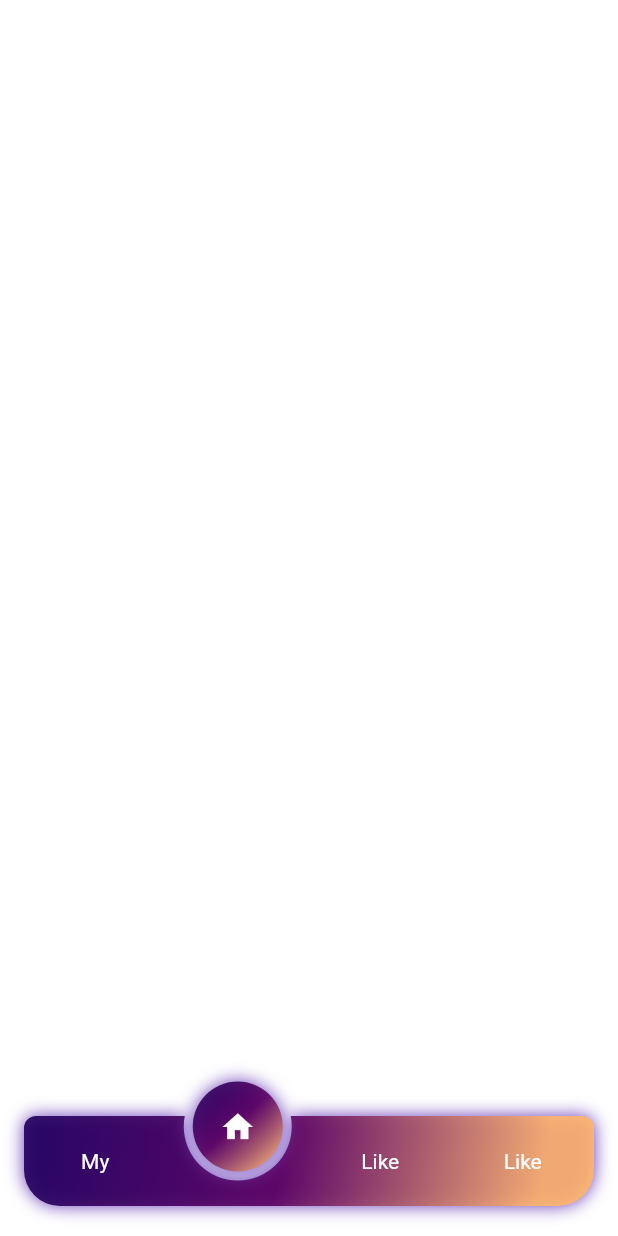
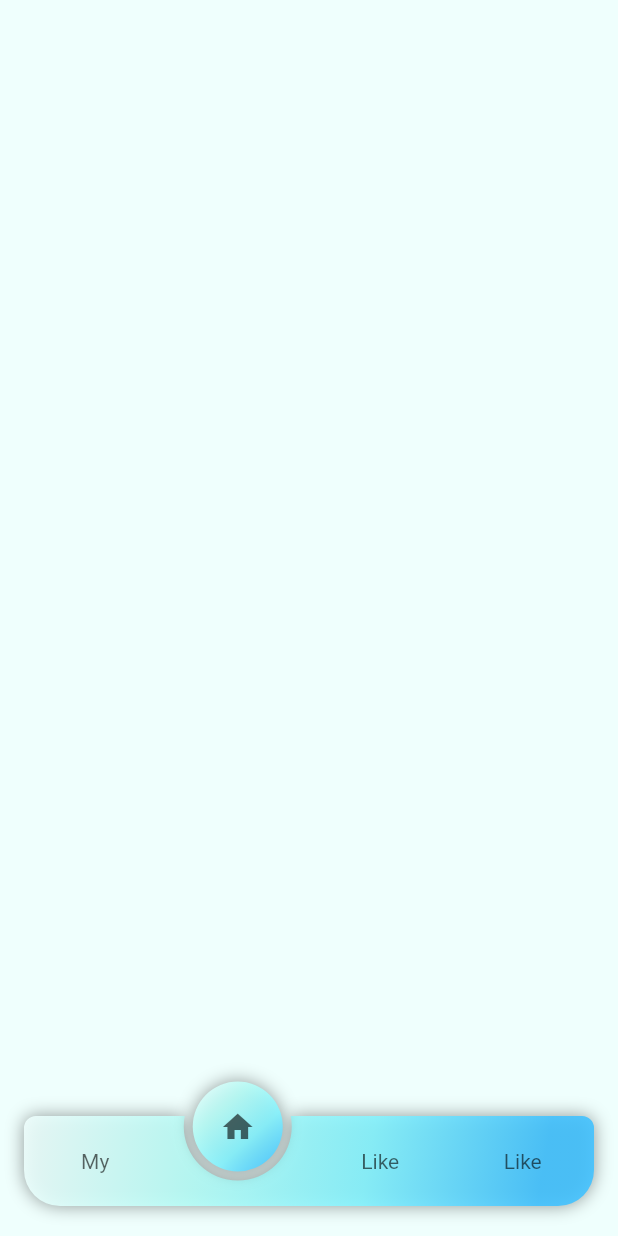
Before and after one commit to nuraybayrakdar/dietitian, a Flutter app: the screen it shows after launch, on a phone screen of 412 x 824 dp. Run offline on Flutter 3.47's test engine with Material 2 defaults, Android fonts, the phone set to English and light mode, and no system bars; drawn by our look-alikes of circle_nav_bar.

Commit message:
add color

```diff
--- /dev/null
+++ b/lib/core/constant/color_const.dart
@@ -0,0 +1,11 @@
+import 'package:flutter/material.dart';
+
+abstract class ColorConst {
+  static Color blackShadow = Colors.black.withOpacity(0.4);
+  static const Color backgroundColor = Color.fromRGBO(239, 255, 253, 1);
+  static const Color primaryBlue = Color.fromRGBO(239, 255, 253, 1);
+  static const Color secondBlue = Color.fromRGBO(184, 255, 249, 1);
+  static const Color thirdBlue = Color.fromRGBO(133, 244, 255, 1);
+  static const Color darkBlue = Color.fromRGBO(66, 194, 255, 1);
+  static Color textColor = Colors.black.withOpacity(0.6);
+}
--- a/lib/main.dart
+++ b/lib/main.dart
@@ -1,5 +1,4 @@
-import 'package:circle_nav_bar/circle_nav_bar.dart';
-import 'package:dietitian/view/home/profile/view/profile_view.dart';
+import 'package:dietitian/view/home/homePage/view/homepage_view.dart';
 import 'package:flutter/material.dart';
 
 void main() {
@@ -17,114 +16,7 @@ class MyApp extends StatelessWidget {
       theme: ThemeData(
         primarySwatch: Colors.blue,
       ),
-      home: const MyHomePage(title: 'Flutter Demo Home Page'),
+      home: const HomePage(),
     );
   }
 }
-
-class MyHomePage extends StatefulWidget {
-  const MyHomePage({Key? key, required this.title}) : super(key: key);
-
-  final String title;
-
-  @override
-  State<MyHomePage> createState() => _MyHomePageState();
-}
-
-class _MyHomePageState extends State<MyHomePage>
-    with SingleTickerProviderStateMixin {
-  int _tabIndex = 1;
-  int get tabIndex => _tabIndex;
-  set tabIndex(int v) {
-    _tabIndex = v;
-    setState(() {});
-  }
-
-  late PageController pageController;
-
-  @override
-  void initState() {
-    super.initState();
-    pageController = PageController(initialPage: _tabIndex);
-  }
-
-  @override
-  Widget build(BuildContext context) {
-    return Scaffold(
-      extendBody: true,
-      bottomNavigationBar: CircleNavBar(
-        activeIcons: const [
-          Icon(Icons.person, color: Colors.white),
-          Icon(Icons.home, color: Colors.white),
-          Icon(Icons.favorite, color: Colors.white),
-          Icon(Icons.favorite, color: Colors.white),
-        ],
-        inactiveIcons: const [
-          Text(
-            "My",
-            style: TextStyle(color: Colors.white),
-          ),
-          Text(
-            "Home",
-            style: TextStyle(color: Colors.white),
-          ),
-          Text(
-            "Like",
-            style: TextStyle(color: Colors.white),
-          ),
-          Text(
-            "Like",
-            style: TextStyle(color: Colors.white),
-          ),
-        ],
-        gradient: const LinearGradient(
-          begin: Alignment.topLeft,
-          end: Alignment(0.8, 1),
-          colors: <Color>[
-            Color(0xff1f005c),
-            Color(0xff5b0060),
-            Color(0xffffb56b),
-          ],
-        ),
-        height: 60,
-        circleWidth: 60,
-        activeIndex: tabIndex,
-        onTap: (index) {
-          tabIndex = index;
-          pageController.jumpToPage(tabIndex);
-        },
-        padding: const EdgeInsets.only(left: 16, right: 16, bottom: 20),
-        cornerRadius: const BorderRadius.only(
-          topLeft: Radius.circular(8),
-          topRight: Radius.circular(8),
-          bottomRight: Radius.circular(24),
-          bottomLeft: Radius.circular(24),
-        ),
-        shadowColor: Colors.deepPurple,
-        elevation: 10,
-        color: Colors.white.withOpacity(0.9),
-      ),
-      body: PageView(
-        controller: pageController,
-        onPageChanged: (v) {
-          tabIndex = v;
-        },
-        children: [
-          Container(
-              width: double.infinity,
-              height: double.infinity,
-              color: Colors.white),
-          Container(
-              width: double.infinity,
-              height: double.infinity,
-              color: Colors.white),
-          Container(
-              width: double.infinity,
-              height: double.infinity,
-              color: Colors.white),
-          const ProfileView(),
-        ],
-      ),
-    );
-  }
-}
--- /dev/null
+++ b/lib/view/home/homePage/view/homepage_view.dart
@@ -0,0 +1,134 @@
+import 'package:circle_nav_bar/circle_nav_bar.dart';
+import 'package:dietitian/core/constant/color_const.dart';
+import 'package:flutter/material.dart';
+
+import '../../profile/view/profile_view.dart';
+
+class HomePage extends StatefulWidget {
+  const HomePage({super.key});
+
+  @override
+  State<HomePage> createState() => _HomePageState();
+}
+
+class _HomePageState extends State<HomePage>
+    with SingleTickerProviderStateMixin {
+  int _tabIndex = 1;
+  int get tabIndex => _tabIndex;
+  set tabIndex(int v) {
+    _tabIndex = v;
+    setState(() {});
+  }
+
+  late PageController pageController;
+
+  @override
+  void initState() {
+    super.initState();
+    pageController = PageController(initialPage: _tabIndex);
+  }
+
+  @override
+  Widget build(BuildContext context) {
+    return Scaffold(
+      extendBody: true,
+      bottomNavigationBar: CircleNavBar(
+        activeIcons: [
+          Icon(
+            Icons.person,
+            color: ColorConst.textColor,
+          ),
+          Icon(
+            Icons.home,
+            color: ColorConst.textColor,
+          ),
+          Icon(
+            Icons.favorite,
+            color: ColorConst.textColor,
+          ),
+          Icon(
+            Icons.favorite,
+            color: ColorConst.textColor,
+          ),
+        ],
+        inactiveIcons: [
+          Text(
+            "My",
+            style: TextStyle(
+              color: ColorConst.textColor,
+            ),
+          ),
+          Text(
+            "Home",
+            style: TextStyle(
+              color: ColorConst.textColor,
+            ),
+          ),
+          Text(
+            "Like",
+            style: TextStyle(
+              color: ColorConst.textColor,
+            ),
+          ),
+          Text(
+            "Like",
+            style: TextStyle(
+              color: ColorConst.textColor,
+            ),
+          ),
+        ],
+        gradient: const LinearGradient(
+          begin: Alignment.topLeft,
+          end: Alignment(0.8, 1),
+          colors: <Color>[
+            ColorConst.primaryBlue,
+            ColorConst.secondBlue,
+            ColorConst.thirdBlue,
+            ColorConst.darkBlue,
+          ],
+        ),
+        height: 60,
+        circleWidth: 60,
+        activeIndex: tabIndex,
+        onTap: (index) {
+          tabIndex = index;
+          pageController.jumpToPage(tabIndex);
+        },
+        padding: const EdgeInsets.only(left: 16, right: 16, bottom: 20),
+        cornerRadius: const BorderRadius.only(
+          topLeft: Radius.circular(8),
+          topRight: Radius.circular(8),
+          bottomRight: Radius.circular(24),
+          bottomLeft: Radius.circular(24),
+        ),
+        shadowColor: ColorConst.blackShadow,
+        elevation: 10,
+        color: Colors.black.withOpacity(0.9),
+      ),
+      body: PageView(
+        controller: pageController,
+        onPageChanged: (v) {
+          tabIndex = v;
+        },
+        children: [
+          Container(
+            width: double.infinity,
+            height: double.infinity,
+            color: ColorConst.primaryBlue,
+          ),
+          Container(
+            width: double.infinity,
+            height: double.infinity,
+            color: ColorConst.primaryBlue,
+          ),
+          Container(
+            width: double.infinity,
+            height: double.infinity,
+            color: ColorConst.primaryBlue,
+          ),
+          const ProfileView(),
+        ],
+      ),
+    );
+  }
+}
```
Also changed, not shown: 2 other files.
